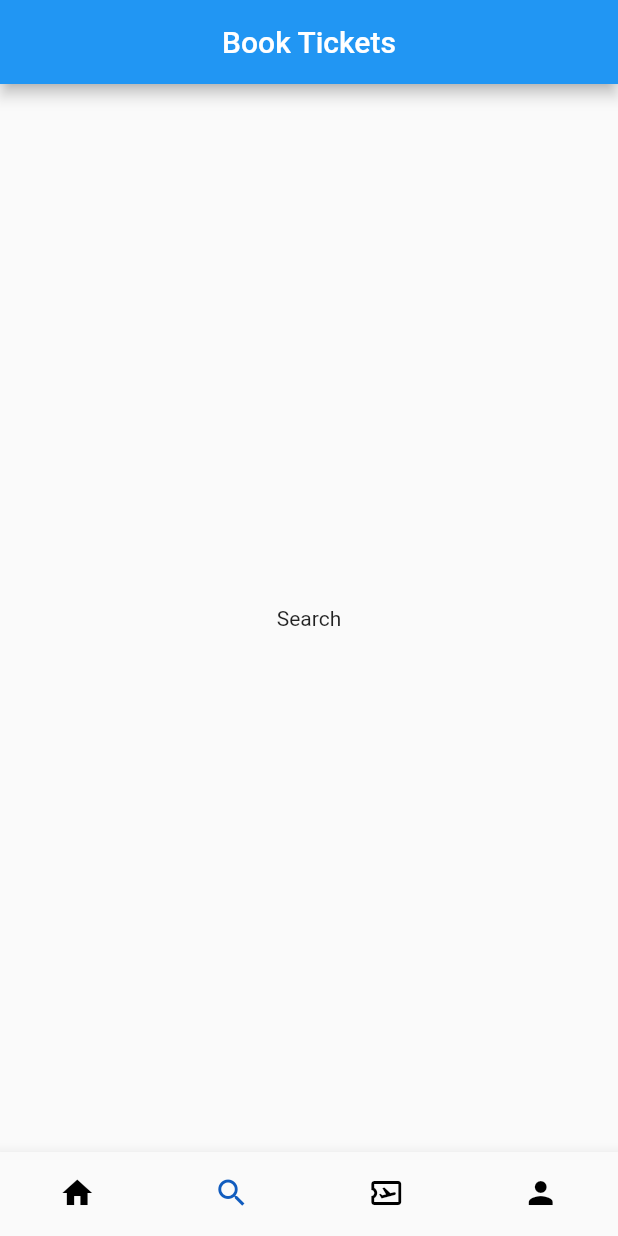
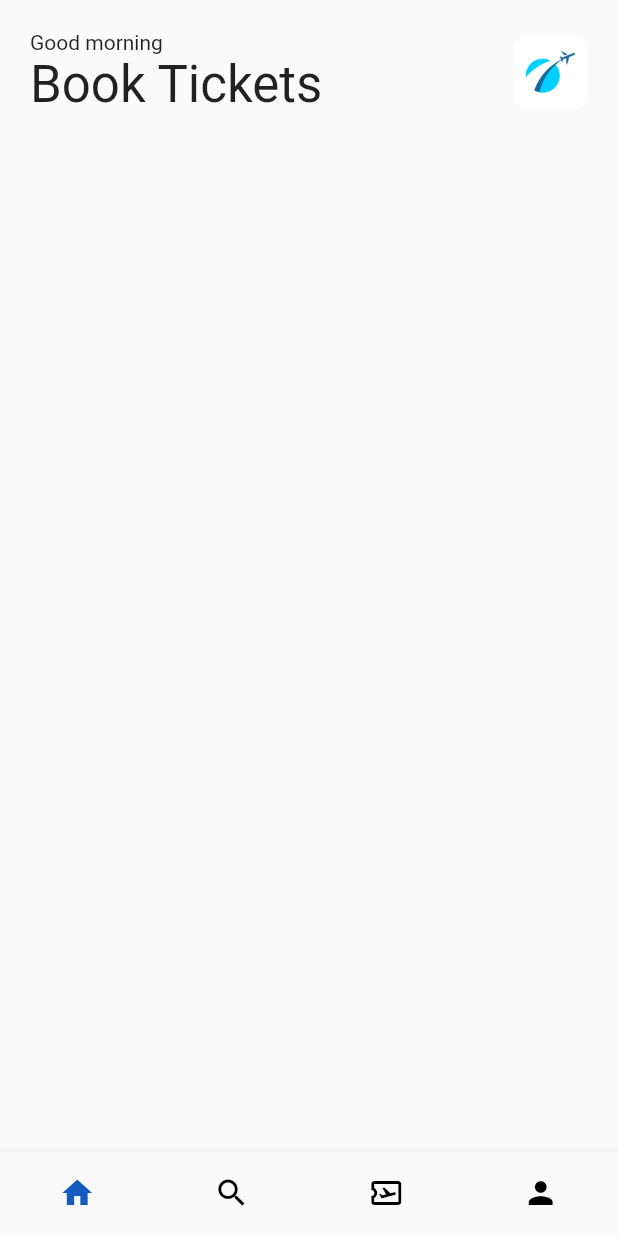
Before and after one commit to CLakshmiAravind/Flight_TicketBooking, a Flutter app: the screen it shows after launch, on a phone screen of 412 x 824 dp. Run offline on Flutter 3.47's test engine with Material 2 defaults, Android fonts, the phone set to English and light mode, and no system bars.

Commit message:
added assets and updated ticket_view

```diff
--- /dev/null
+++ b/lib/pages/home_page.dart
@@ -0,0 +1,45 @@
+import 'package:flutter/material.dart';
+
+class HomePage extends StatelessWidget {
+  const HomePage({super.key});
+
+  @override
+  Widget build(BuildContext context) {
+    return Scaffold(
+      backgroundColor: Color.fromARGB(0, 19, 19, 163),
+      body: ListView(
+        children: [
+          Container(
+            padding: EdgeInsets.symmetric(horizontal: 20, vertical: 20),
+            child: Column(
+              children: [
+                Row(
+                  mainAxisAlignment: MainAxisAlignment.spaceBetween,
+                  // crossAxisAlignment: CrossAxisAlignment.start,
+                  children: [
+                    Column(
+                      // mainAxisAlignment: MainAxisAlignment.start,
+                      crossAxisAlignment: CrossAxisAlignment.start,
+                      children: [
+                        Text('Good morning'),
+                        Text('Book Tickets',style: TextStyle(fontSize: 34),)
+                      ],
+                    ),
+                    Container(
+                      height: 50,
+                      width: 50,
+                      decoration: BoxDecoration(
+                        borderRadius: BorderRadius.circular(10),
+                        image: DecorationImage(image: AssetImage('assets/images/img_1.png'))
+                      ),
+                    )
+                  ],
+                )
+              ],
+            ),
+          )
+        ],
+      ),
+    );
+  }
+}
--- a/lib/pages/nav_bottom.dart
+++ b/lib/pages/nav_bottom.dart
@@ -1,4 +1,5 @@
 import 'package:flutter/material.dart';
+import 'package:ticket_book/pages/home_page.dart';
 
 class NavbarBottom extends StatefulWidget {
   const NavbarBottom({super.key});
@@ -8,13 +9,12 @@ class NavbarBottom extends StatefulWidget {
 }
 
 class _NavbarBottomState extends State<NavbarBottom> {
-  int _selectedIndex = 1;
+  int _selectedIndex = 0;
   static final List _widgetOptions = [
-    Text('home'),
+    HomePage(),
     Text('Search'),
     Text('Tickets'),
     Text('Profile'),
-    Text('extra'),
   ];
 
   void _changeIndex(int index){
@@ -27,10 +27,10 @@ class _NavbarBottomState extends State<NavbarBottom> {
   @override
   Widget build(BuildContext context) {
     return Scaffold(
-        appBar: AppBar(
-      title: Text('Book Tickets'),
-      centerTitle:true,
-    ),
+    //     appBar: AppBar(
+    //   title: Text('Book Tickets'),
+    //   centerTitle:true,
+    // ),
     body: Center(child: _widgetOptions[_selectedIndex]),
     bottomNavigationBar: BottomNavigationBar(
       type: BottomNavigationBarType.fixed,                  // otherwise icons will move slightly when clicked
--- a/pubspec.yaml
+++ b/pubspec.yaml
@@ -60,9 +60,9 @@ flutter:
   uses-material-design: true
 
   # To add assets to your application, add an assets section, like this:
-  # assets:
-  #   - images/a_dot_burr.jpeg
-  #   - images/a_dot_ham.jpeg
+  assets:
+    - assets/images/
+    # - assets/images/img.png
 
   # An image asset can refer to one or more resolution-specific "variants", see
   # https://flutter.dev/assets-and-images/#resolution-aware
```
Also changed, not shown: assets/images/img.png (added), assets/images/img_1.png (added), assets/images/one.png (added), assets/images/sit.jpg (added), assets/images/three.png (added), assets/images/two.png (added), assets/images/visa.png (added).
